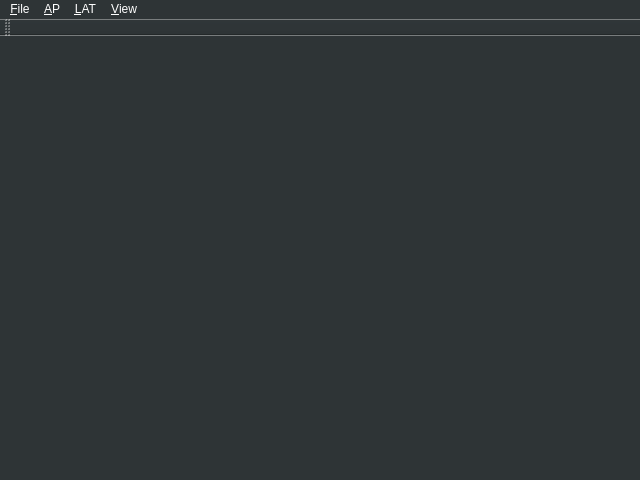
Qt form mainwindow.ui (OceanShape/STL-guideline-editor) before a commit.
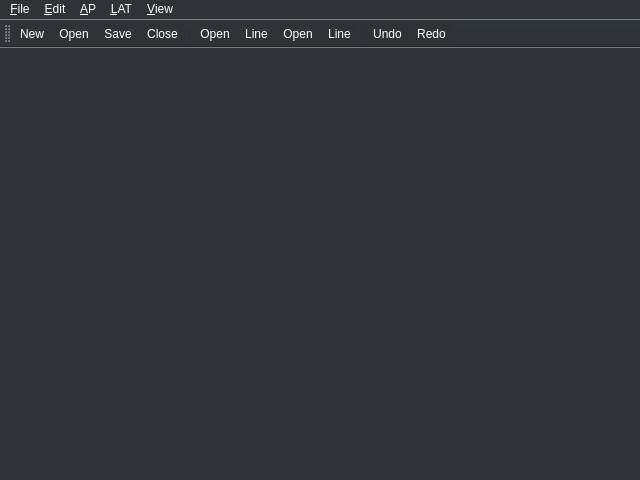
The same form after that commit.

Commit message: feat: Add actions to tool bar(revise later)

The edit to the form file:
```diff
--- a/mainwindow.ui
+++ b/mainwindow.ui
@@ -131,7 +131,15 @@
     </property>
     <addaction name="actionViewSTL"/>
    </widget>
+   <widget class="QMenu" name="menu_Edit">
+    <property name="title">
+     <string>&amp;Edit</string>
+    </property>
+    <addaction name="actionUndo"/>
+    <addaction name="actionRedo"/>
+   </widget>
    <addaction name="menuFile"/>
+   <addaction name="menu_Edit"/>
    <addaction name="menuAP"/>
    <addaction name="menuLAT"/>
    <addaction name="menuExport"/>
@@ -149,6 +157,18 @@
    <attribute name="toolBarBreak">
     <bool>false</bool>
    </attribute>
+   <addaction name="actionNew"/>
+   <addaction name="actionOpen"/>
+   <addaction name="actionSave"/>
+   <addaction name="actionClose"/>
+   <addaction name="separator"/>
+   <addaction name="actionOpenAP"/>
+   <addaction name="actionLineAP"/>
+   <addaction name="actionOpenLAT"/>
+   <addaction name="actionLineLAT"/>
+   <addaction name="separator"/>
+   <addaction name="actionUndo"/>
+   <addaction name="actionRedo"/>
   </widget>
   <widget class="QStatusBar" name="statusBar"/>
   <action name="actionExit">
@@ -252,6 +272,16 @@
     <string>Save &amp;As</string>
    </property>
   </action>
+  <action name="actionUndo">
+   <property name="text">
+    <string>&amp;Undo</string>
+   </property>
+  </action>
+  <action name="actionRedo">
+   <property name="text">
+    <string>&amp;Redo</string>
+   </property>
+  </action>
  </widget>
  <resources/>
  <connections/>
```
Left out of the diff: 15 changed lines with no effect on the pictures. The commit also changes 1 other file.
